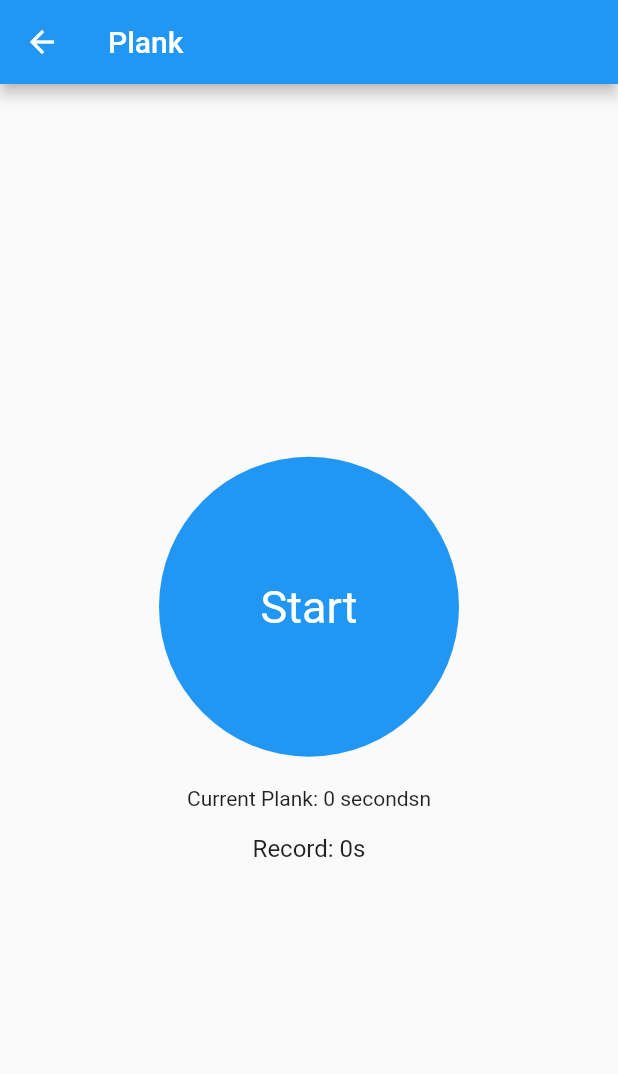
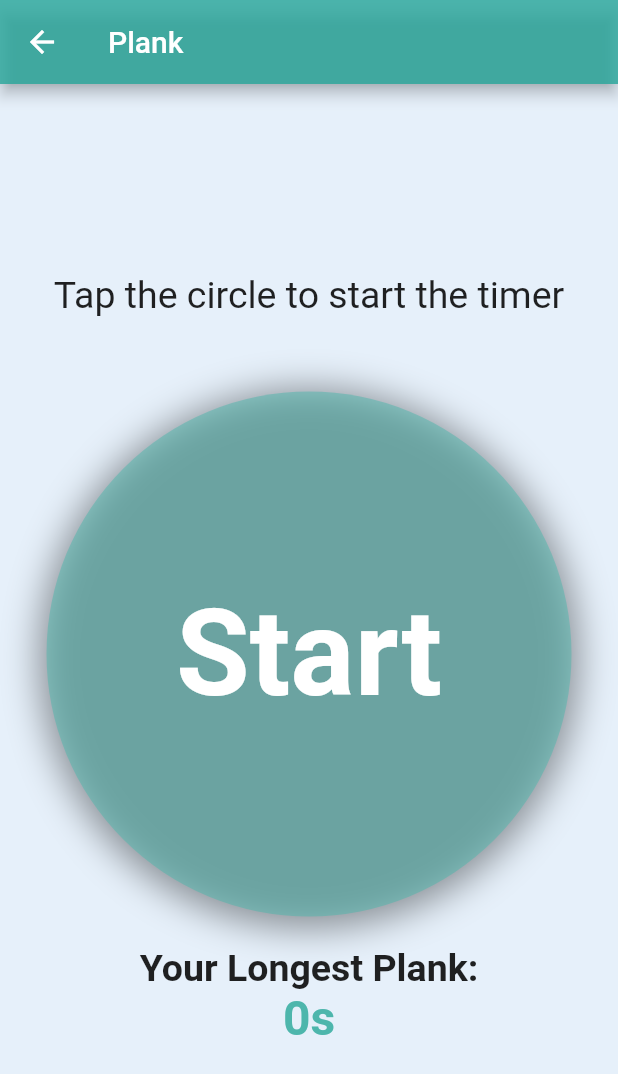
Before and after one commit to AhmedAlhashim/fitcore_trainer_app, a Flutter app: the screen it shows after launch, after a tap on "Plank", on a phone screen of 412 x 824 dp. Shown: the top 1074 px of the screen. Run offline on Flutter 3.47's test engine with Material 2 defaults, Android fonts, the phone set to English and light mode, and no system bars; our stand-ins replace google_fonts.

Commit message:
New UI Design

```diff
--- a/lib/home_page.dart
+++ b/lib/home_page.dart
@@ -15,15 +15,18 @@ class HomePage extends StatelessWidget {
       icon: Icons.accessibility_new,
       page: PlankPage(),
     ),
-    // Add more TrainingItem instances as needed
+    //Here I CAN Add more TrainingItem instances
   ];
-
+// Design
   @override
   Widget build(BuildContext context) {
     return Scaffold(
       appBar: AppBar(
-        title: Text('FitCore Trainer'),
+        title: Text('FitCore Trainer') ,
+        backgroundColor: Color(0xFF4DB6AC),
       ),
+      backgroundColor: Colors.white.withOpacity(0.8),
+
       drawer: AppDrawer(),
       body: Center(
         child: GridView.builder(
@@ -71,7 +74,7 @@ class TrainingGridItem extends StatelessWidget {
         padding: const EdgeInsets.all(20.0),
         child: Container(
           decoration: BoxDecoration(
-            color: Colors.blue,
+            color: Color(0xFF4DB6AC),
             borderRadius: BorderRadius.circular(25),
           ),
           child: Column(
@@ -79,7 +82,7 @@ class TrainingGridItem extends StatelessWidget {
             children: [
               Icon(
                 item.icon,
-                size: 40, // Adjust the icon size as needed
+                size: 40,
                 color: Colors.white,
               ),
               SizedBox(height: 5),
@@ -87,7 +90,7 @@ class TrainingGridItem extends StatelessWidget {
                 item.title,
                 style: TextStyle(
                   color: Colors.white,
-                  fontSize: 14, // Adjust the font size as needed
+                  fontSize: 14,
                   fontWeight: FontWeight.bold,
                 ),
               ),
--- a/lib/main.dart
+++ b/lib/main.dart
@@ -1,6 +1,5 @@
 import 'package:flutter/material.dart';
 import 'fit_core_app.dart';
-import 'package:google_fonts/google_fonts.dart';
 void main() {
   runApp(FitCoreApp());
 }
--- a/lib/plank_page.dart
+++ b/lib/plank_page.dart
@@ -54,7 +54,11 @@ class _PlankPageState extends State<PlankPage> {
     return Scaffold(
       appBar: AppBar(
         title: Text('Plank'),
+        backgroundColor: Color(0xFF26A69A).withOpacity(0.8),
+
       ),
+      backgroundColor: Color(0xFFe6f0fa),
+
       body: PlankPageView(
         isPlankActive: isPlankActive,
         currentPlankDuration: currentPlankDuration,
--- a/lib/plank_page_view.dart
+++ b/lib/plank_page_view.dart
@@ -1,16 +1,15 @@
 import 'package:flutter/material.dart';
-import 'package:google_fonts/google_fonts.dart';
 
 class PlankPageView extends StatelessWidget {
-  final bool isPlankActive;
   final Duration currentPlankDuration;
   final Duration longestPlankDuration;
+  final bool isPlankActive;
   final VoidCallback togglePlankTimer;
 
   PlankPageView({
-    required this.isPlankActive,
     required this.currentPlankDuration,
     required this.longestPlankDuration,
+    required this.isPlankActive ,
     required this.togglePlankTimer,
   });
 
@@ -20,52 +19,60 @@ class PlankPageView extends StatelessWidget {
       child: Column(
         mainAxisAlignment: MainAxisAlignment.center,
         children: [
+          const Text(
+            'Tap the circle to start the timer',
+            style: TextStyle(fontSize: 25),
+          ),
+          SizedBox(height: 50),
           GestureDetector(
             onTap: togglePlankTimer,
             child: Container(
-              width: 200,
-              height: 200,
+              width: 350,
+              height: 350,
               decoration: BoxDecoration(
                 shape: BoxShape.circle,
-                color: Colors.blue,
-              ),
-              child: Stack(
-                alignment: Alignment.center,
-                children: [
-                  Center(
-                    child: isPlankActive
-                        ? Text(
-                            '${currentPlankDuration.inSeconds}s',
-                            style: TextStyle(fontSize: 30, color: Colors.white),
-                          )
-                        : longestPlankDuration.inSeconds > 0
-                            ? Text(
-                                'Record\n${longestPlankDuration.inSeconds}s',
-                                textAlign: TextAlign.center,
-                                style: TextStyle(
-                                    fontSize: 20, color: Colors.white),
-                              )
-                            : Text(
-                                'Start',
-                                style: TextStyle(
-                                    fontSize: 30, color: Colors.white),
-                              ),
+                color: Color(0xFF4DB6AC).withOpacity(0.5),
+                boxShadow: [
+                  BoxShadow(
+                    color: Colors.black.withOpacity(0.4),
+                    spreadRadius: 5,
+                    blurRadius: 20,
+                    offset: Offset(0, 3),
                   ),
                 ],
+              ),
+              child: Center(
+                child: Text(
+                  isPlankActive
+                      ? '${currentPlankDuration.inSeconds}s'
+                      : longestPlankDuration.inSeconds > 0
+                          ? 'Record\n${longestPlankDuration.inSeconds}s'
+                          : 'Start',
+                  textAlign: TextAlign.center,
+                  style: TextStyle(
+                    fontSize: 80,
+                    color: Colors.white,
+                    fontWeight: FontWeight.bold,
+                  ),
+                ),
               ),
             ),
           ),
           SizedBox(height: 20),
-          Text('Current Plank: ${currentPlankDuration.inSeconds} secondsn\n'),
-        Text(
-          'Record: ${longestPlankDuration.inSeconds}s',
-          textAlign: TextAlign.center,
-          style: GoogleFonts.reemKufi(
-            fontSize: 16, // You can adjust the font size as needed
+          Text(
+            'Your Longest Plank:',
+            style: TextStyle(fontSize: 25, fontWeight: FontWeight.bold),
           ),
-        ),
-]
-    ),
+          Text(
+            '${longestPlankDuration.inSeconds}s',
+            style: TextStyle(
+              fontSize: 32,
+              color: Color(0xFF4DB6AC),
+              fontWeight: FontWeight.bold,
+            ),
+          ),
+        ],
+      ),
     );
   }
 }
--- a/lib/push_ups_page.dart
+++ b/lib/push_ups_page.dart
@@ -30,7 +30,10 @@ class _PushUpsPageState extends State<PushUpsPage> {
     return Scaffold(
       appBar: AppBar(
         title: Text('Push Ups'),
+        backgroundColor: Color(0xFF26A69A).withOpacity(0.8),
+
       ),
+      backgroundColor: Color(0xFFe6f0fa),
       body: PushUpsPageView(
         pushUpCount: pushUpCount,
         highestPushUpCount: highestPushUpCount,
--- a/pubspec.yaml
+++ b/pubspec.yaml
@@ -36,6 +36,8 @@ dependencies:
   # Use with the CupertinoIcons class for iOS style icons.
   cupertino_icons: ^1.0.2
   google_fonts: ^5.1.0
+  sensors_plus: ^3.0.3
+  flutter_sensors: ^1.0.1
 
 dev_dependencies:
   flutter_test:
```
Also changed, not shown: lib/push_ups_page_view.dart (+71 -5 lines), pubspec.lock.
